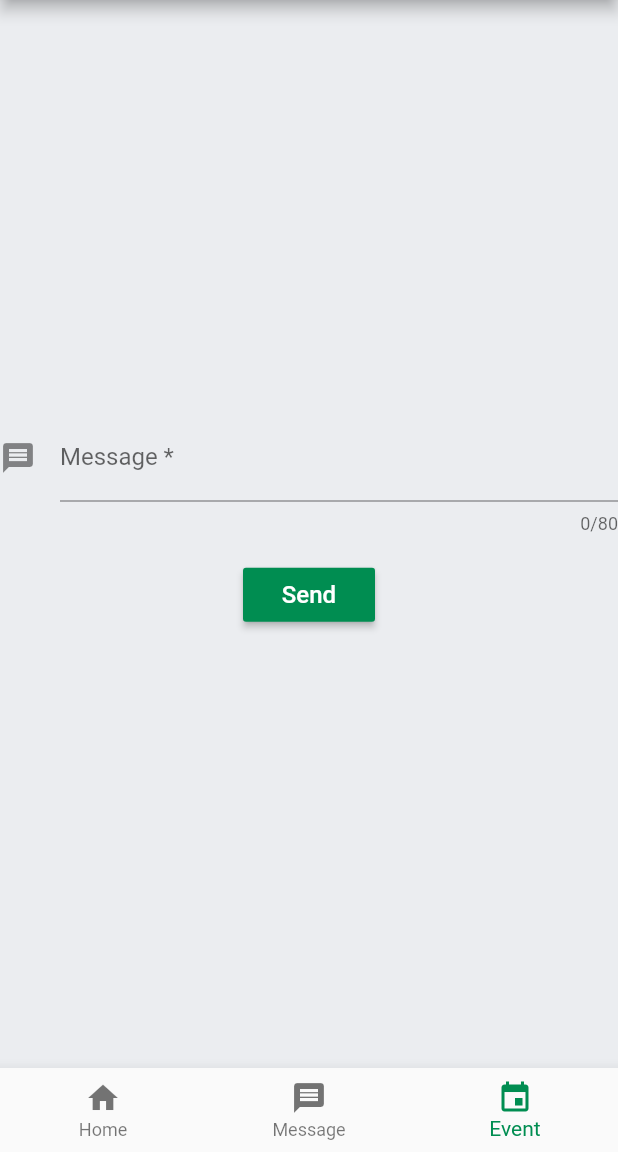
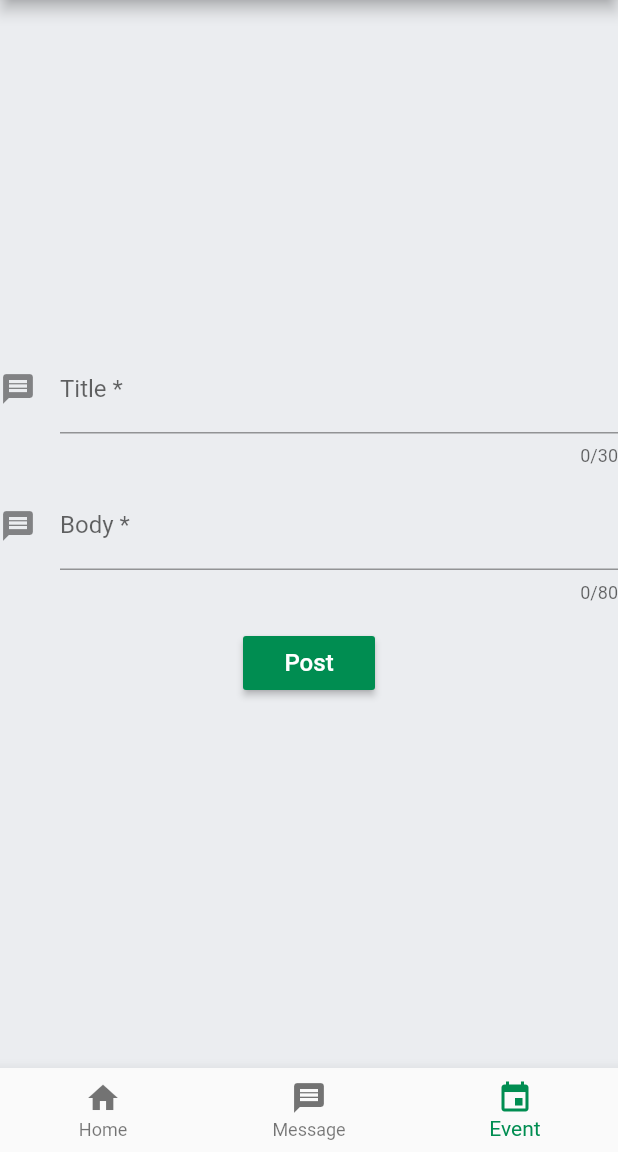
Before and after one commit to YemaneAbrha/Nasa-Admin, a Flutter app: the screen it shows after launch, item 3 of the bottom bar chosen, on a phone screen of 412 x 824 dp, the part 84-1236 px from its top. Run offline on Flutter 3.47's test engine with Material 2 defaults, Android fonts, the phone set to English and light mode, and no system bars.

Commit message:
Working in Event Page

```diff
--- a/lib/Presentation/body/event.dart
+++ b/lib/Presentation/body/event.dart
@@ -21,12 +21,31 @@ class _EventPageState extends State<EventPage> {
           TextFormField(
             decoration: const InputDecoration(
               icon: Icon(Icons.message),
-              labelText: "Message *",
+              labelText: "Title *",
+            ),
+            maxLength: 30,
+            validator: (value) {
+              if (value.isEmpty) {
+                return "Title must not empty";
+              }
+              if (value.length > 80 || value.length < 10) {
+                return "Enter Character b.n 5 and 30";
+              } else
+                return null;
+            },
+          ),
+          SizedBox(
+            height: 10.0,
+          ),
+          TextFormField(
+            decoration: const InputDecoration(
+              icon: Icon(Icons.message),
+              labelText: "Body *",
             ),
             maxLength: 80,
             validator: (value) {
               if (value.isEmpty) {
-                return "Message must not empty";
+                return "Body must not empty";
               }
               if (value.length > 80 || value.length < 10) {
                 return "Enter Character b.n 10 and 80";
@@ -40,7 +59,7 @@ class _EventPageState extends State<EventPage> {
               alignment: Alignment.bottomCenter,
               child: RaisedButton(
                 child: Text(
-                  "Send",
+                  "Post",
                   style: TextStyle(
                     fontSize: 16,
                     color: Colors.white,
```
